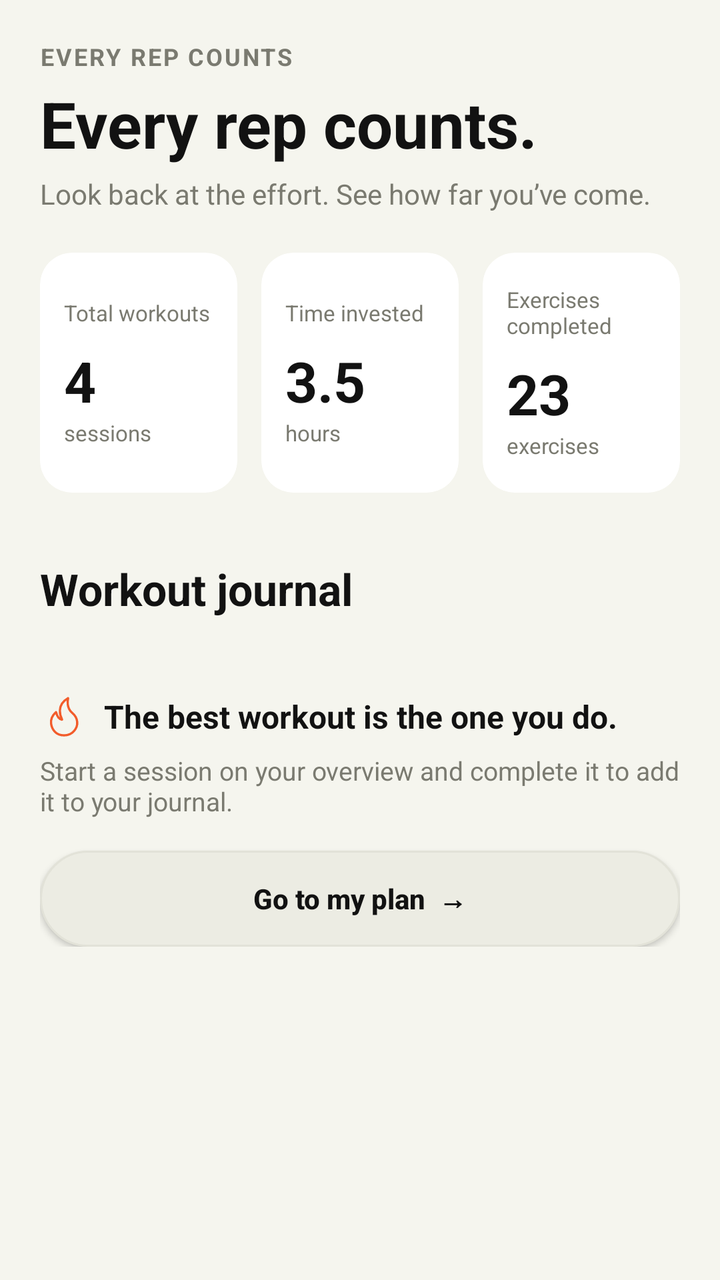
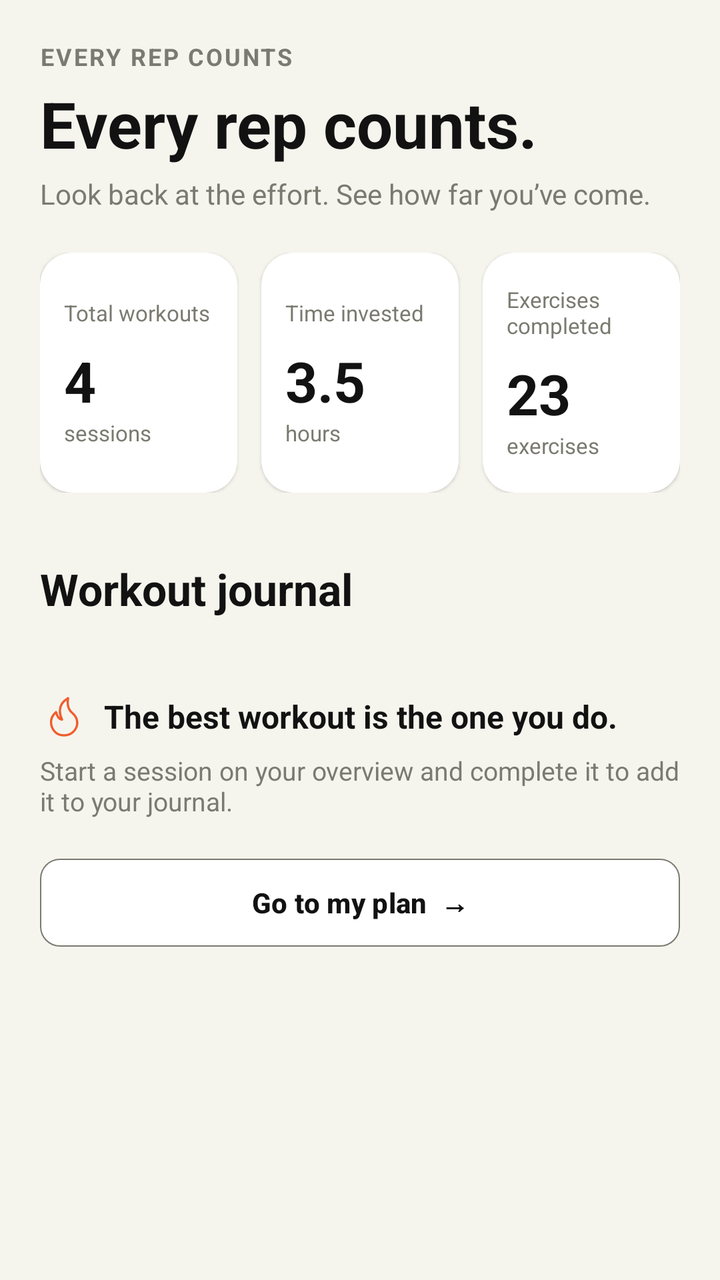

Two renders of the same Android screen: before a commit and after it. Below are the layout's source before the change and the commit's diff.
<!-- AndroidManifest.xml: application theme Theme.RepUp -->
<!-- res/layout/fragment_history.xml -->
<?xml version="1.0" encoding="utf-8"?>

<androidx.core.widget.NestedScrollView xmlns:android="http://schemas.android.com/apk/res/android"
    xmlns:app="http://schemas.android.com/apk/res-auto"
    android:layout_width="match_parent"
    android:layout_height="match_parent"
    android:background="@color/app_background"
    android:clipToPadding="false"
    android:padding="20dp">

    <LinearLayout
        android:layout_width="match_parent"
        android:layout_height="wrap_content"
        android:orientation="vertical">


        <TextView
            android:layout_width="wrap_content"
            android:layout_height="wrap_content"
            android:letterSpacing="0.08"
            android:text="EVERY REP COUNTS"
            android:textColor="@color/text_muted"
            android:textSize="12sp"
            android:textStyle="bold" />

        <TextView
            android:layout_width="wrap_content"
            android:layout_height="wrap_content"
            android:layout_marginTop="4dp"
            android:text="Every rep counts."
            android:textColor="@color/text_dark"
            android:textSize="32sp"
            android:textStyle="bold" />

        <TextView
            android:layout_width="wrap_content"
            android:layout_height="wrap_content"
            android:layout_marginTop="4dp"
            android:text="Look back at the effort. See how far you’ve come."
            android:textColor="@color/text_muted"
            android:textSize="14sp" />


        <LinearLayout
            android:layout_width="match_parent"
            android:layout_height="wrap_content"
            android:layout_marginTop="20dp"
            android:orientation="horizontal">

            <androidx.cardview.widget.CardView
                android:layout_width="0dp"
                android:layout_height="120dp"
                android:layout_marginEnd="8dp"
                android:layout_weight="1"
                app:cardBackgroundColor="@color/card_background"
                app:cardCornerRadius="16dp"
                app:cardElevation="0dp">

                <LinearLayout
                    android:layout_width="match_parent"
                    android:layout_height="match_parent"
                    android:gravity="center_vertical"
                    android:orientation="vertical"
                    android:padding="12dp">

                    <TextView
                        android:layout_width="wrap_content"
                        android:layout_height="wrap_content"
                        android:text="Total workouts"
                        android:textColor="@color/text_muted"
                        android:textSize="11sp" />

                    <TextView
                        android:id="@+id/tv_total_workouts_count"
                        android:layout_width="wrap_content"
                        android:layout_height="wrap_content"
                        android:layout_marginTop="8dp"
                        android:text="4"
                        android:textColor="@color/text_dark"
                        android:textSize="28sp"
                        android:textStyle="bold" />

                    <TextView
                        android:layout_width="wrap_content"
                        android:layout_height="wrap_content"
                        android:text="sessions"
                        android:textColor="@color/text_muted"
                        android:textSize="11sp" />
                </LinearLayout>
            </androidx.cardview.widget.CardView>


            <androidx.cardview.widget.CardView
                android:layout_width="0dp"
                android:layout_height="120dp"
                android:layout_marginHorizontal="4dp"
                android:layout_weight="1"
                app:cardBackgroundColor="@color/card_background"
                app:cardCornerRadius="16dp"
                app:cardElevation="0dp">

                <LinearLayout
                    android:layout_width="match_parent"
                    android:layout_height="match_parent"
                    android:gravity="center_vertical"
                    android:orientation="vertical"
                    android:padding="12dp">

                    <TextView
                        android:layout_width="wrap_content"
                        android:layout_height="wrap_content"
                        android:text="Time invested"
                        android:textColor="@color/text_muted"
                        android:textSize="11sp" />

                    <TextView
                        android:id="@+id/tv_total_time_invested"
                        android:layout_width="wrap_content"
                        android:layout_height="wrap_content"
                        android:layout_marginTop="8dp"
                        android:text="3.5"
                        android:textColor="@color/text_dark"
                        android:textSize="28sp"
                        android:textStyle="bold" />

                    <TextView
                        android:layout_width="wrap_content"
                        android:layout_height="wrap_content"
                        android:text="hours"
                        android:textColor="@color/text_muted"
                        android:textSize="11sp" />
                </LinearLayout>
            </androidx.cardview.widget.CardView>


            <androidx.cardview.widget.CardView
                android:layout_width="0dp"
                android:layout_height="120dp"
                android:layout_marginStart="8dp"
                android:layout_weight="1"
                app:cardBackgroundColor="@color/card_background"
                app:cardCornerRadius="16dp"
                app:cardElevation="0dp">

                <LinearLayout
                    android:layout_width="match_parent"
                    android:layout_height="match_parent"
                    android:gravity="center_vertical"
                    android:orientation="vertical"
                    android:padding="12dp">

                    <TextView
                        android:layout_width="wrap_content"
                        android:layout_height="wrap_content"
                        android:text="Exercises completed"
                        android:textColor="@color/text_muted"
                        android:textSize="11sp" />

                    <TextView
                        android:id="@+id/tv_total_exercises_count"
                        android:layout_width="wrap_content"
                        android:layout_height="wrap_content"
                        android:layout_marginTop="8dp"
                        android:text="23"
                        android:textColor="@color/text_dark"
                        android:textSize="28sp"
                        android:textStyle="bold" />

                    <TextView
                        android:layout_width="wrap_content"
                        android:layout_height="wrap_content"
                        android:text="exercises"
                        android:textColor="@color/text_muted"
                        android:textSize="11sp" />
                </LinearLayout>
            </androidx.cardview.widget.CardView>
        </LinearLayout>


        <RelativeLayout
            android:layout_width="match_parent"
            android:layout_height="wrap_content"
            android:layout_marginTop="28dp"
            android:layout_marginBottom="16dp">

            <TextView
                android:layout_width="wrap_content"
                android:layout_height="wrap_content"
                android:layout_alignParentStart="true"
                android:layout_centerVertical="true"
                android:text="Workout journal"
                android:textColor="@color/text_dark"
                android:textSize="22sp"
                android:textStyle="bold" />

            <Spinner
                android:id="@+id/spinner_filter"
                android:layout_width="wrap_content"
                android:layout_height="40dp"
                android:layout_alignParentEnd="true"
                android:background="@drawable/bg_outline_button"
                android:paddingHorizontal="12dp" />
        </RelativeLayout>


        <androidx.recyclerview.widget.RecyclerView
            android:id="@+id/rv_workout_journal"
            android:layout_width="match_parent"
            android:layout_height="wrap_content"
            android:nestedScrollingEnabled="false" />


        <LinearLayout
            android:layout_width="match_parent"
            android:layout_height="wrap_content"
            android:layout_marginTop="16dp"
            android:layout_marginBottom="24dp"
            android:orientation="vertical">

            <LinearLayout
                android:layout_width="match_parent"
                android:layout_height="wrap_content"
                android:gravity="center_vertical"
                android:orientation="horizontal">

                <ImageView
                    android:layout_width="24dp"
                    android:layout_height="24dp"
                    android:src="@drawable/ic_flame"
                    app:tint="@color/primary_orange" />

                <TextView
                    android:layout_width="wrap_content"
                    android:layout_height="wrap_content"
                    android:layout_marginStart="8dp"
                    android:text="The best workout is the one you do."
                    android:textColor="@color/text_dark"
                    android:textSize="16sp"
                    android:textStyle="bold" />
            </LinearLayout>

            <TextView
                android:layout_width="wrap_content"
                android:layout_height="wrap_content"
                android:layout_marginTop="6dp"
                android:text="Start a session on your overview and complete it to add it to your journal."
                android:textColor="@color/text_muted"
                android:textSize="13sp" />

            <androidx.appcompat.widget.AppCompatButton
                android:id="@+id/btn_go_to_plan"
                android:layout_width="match_parent"
                android:layout_height="48dp"
                android:layout_marginTop="16dp"
                android:background="@drawable/bg_outline_button"
                android:textAllCaps="false"
                android:text="Go to my plan  →"
                android:textColor="@color/text_dark"
                android:textSize="14sp"
                android:textStyle="bold" />
        </LinearLayout>

    </LinearLayout>
</androidx.core.widget.NestedScrollView>
<!-- resources referenced by this layout -->
<resources>
  <color name="app_background">#F5F5EE</color>
  <color name="card_background">#FFFFFF</color>
  <color name="primary_orange">#F25C2B</color>
  <color name="text_dark">#121212</color>
  <color name="text_muted">#7A7A70</color>
  <!-- drawable bg_outline_button (drawable) -->
  <?xml version="1.0" encoding="utf-8"?>
  
  <shape xmlns:android="http://schemas.android.com/apk/res/android"
      android:shape="rectangle">
      <solid android:color="@color/chip_background" />
      <stroke
          android:width="1dp"
          android:color="@color/border_color" />
      <corners android:radius="24dp" />
  </shape>
  <!-- drawable ic_flame (drawable) -->
  <vector xmlns:android="http://schemas.android.com/apk/res/android"
      android:width="800dp"
      android:height="800dp"
      android:viewportWidth="64"
      android:viewportHeight="64">
    <path
        android:pathData="M37.34,7.36a0.12,0.12 0,0 1,0.18 0.13c-0.47,1.86 -2.78,12.63 5.57,19.62 8.16,6.84 8.41,17.13 2.33,24 -7.27,8.23 -19.84,6.78 -25.25,1.37C16.36,48.69 9.44,36.33 21.29,26a0.1,0.1 0,0 1,0.16 0c0.29,1.23 2.3,9 7.66,10 0.25,0 0.37,-0.11 0.25,-0.34C27.78,32.6 20.66,17 37.34,7.36Z"
        android:strokeWidth="3"
        android:fillColor="#00000000"
        android:strokeColor="#000000"
        android:strokeLineCap="round"/>
  </vector>
  <style name="Theme.RepUp" parent="Theme.Material3.DayNight.NoActionBar">
          
          <item name="colorPrimary">@color/primary_orange</item>
          <item name="colorOnPrimary">@color/text_light</item>
  
          
          <item name="android:windowBackground">@color/app_background</item>
          <item name="colorSurface">@color/card_background</item>
  
          
          <item name="android:statusBarColor">@color/app_background</item>
          <item name="android:windowLightStatusBar">true</item>
      </style>
  <color name="chip_background">#ECECE3</color>
  <color name="border_color">#E2E2D8</color>
  <color name="text_light">#FFFFFF</color>
</resources>

<!-- the commit's change to res/layout/fragment_history.xml (unified diff, before → after) -->
@@ -54,7 +54,7 @@
                 android:layout_weight="1"
                 app:cardBackgroundColor="@color/card_background"
                 app:cardCornerRadius="16dp"
-                app:cardElevation="0dp">
+                app:cardElevation="1dp">
 
                 <LinearLayout
                     android:layout_width="match_parent"
@@ -97,7 +97,7 @@
                 android:layout_weight="1"
                 app:cardBackgroundColor="@color/card_background"
                 app:cardCornerRadius="16dp"
-                app:cardElevation="0dp">
+                app:cardElevation="1dp">
 
                 <LinearLayout
                     android:layout_width="match_parent"
@@ -140,7 +140,7 @@
                 android:layout_weight="1"
                 app:cardBackgroundColor="@color/card_background"
                 app:cardCornerRadius="16dp"
-                app:cardElevation="0dp">
+                app:cardElevation="1dp">
 
                 <LinearLayout
                     android:layout_width="match_parent"
@@ -193,7 +193,7 @@
                 android:textSize="22sp"
                 android:textStyle="bold" />
 
-            <Spinner
+            <androidx.appcompat.widget.AppCompatSpinner
                 android:id="@+id/spinner_filter"
                 android:layout_width="wrap_content"
                 android:layout_height="40dp"
@@ -247,12 +247,15 @@
                 android:textColor="@color/text_muted"
                 android:textSize="13sp" />
 
-            <androidx.appcompat.widget.AppCompatButton
+            <com.google.android.material.button.MaterialButton
                 android:id="@+id/btn_go_to_plan"
                 android:layout_width="match_parent"
-                android:layout_height="48dp"
+                android:layout_height="52dp"
                 android:layout_marginTop="16dp"
-                android:background="@drawable/bg_outline_button"
+                android:backgroundTint="@color/card_background"
+                app:strokeWidth="0.7dp"
+                app:strokeColor="@color/text_muted"
+                app:cornerRadius="10dp"
                 android:textAllCaps="false"
                 android:text="Go to my plan  →"
                 android:textColor="@color/text_dark"
